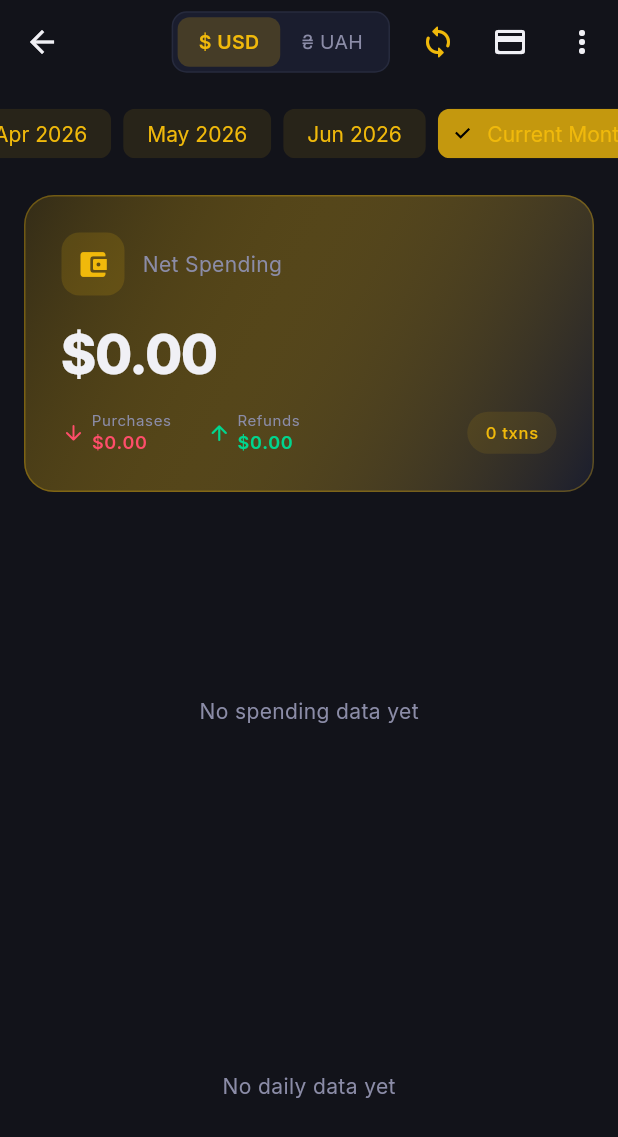
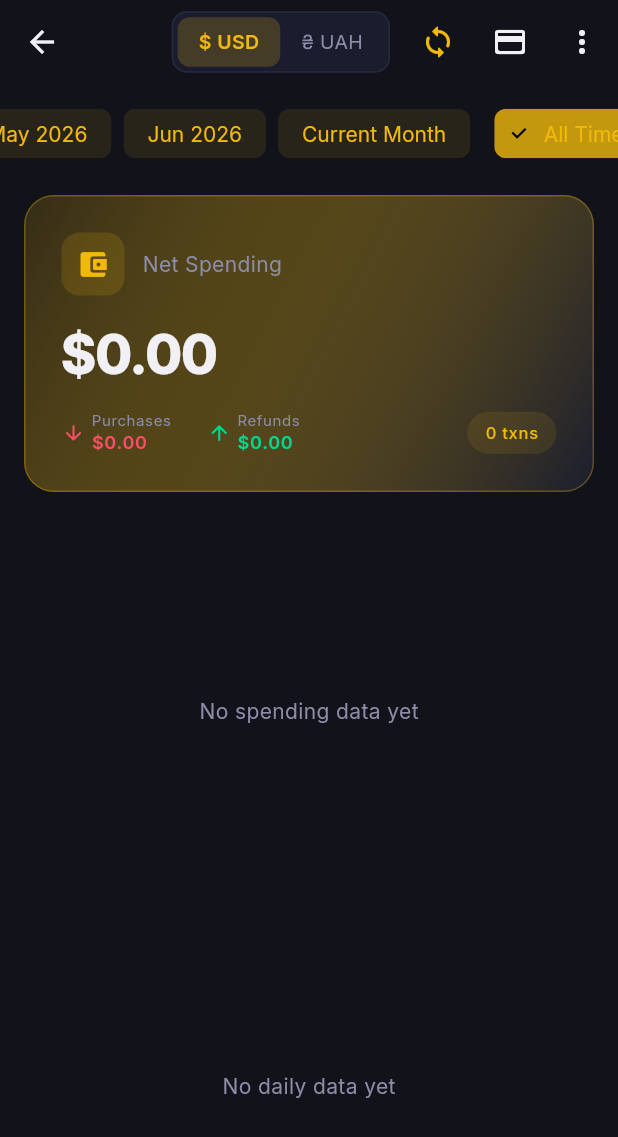
Before and after one commit to ervins324/bybit_card_tracker, a Flutter app: the DashboardScreen screen opened directly, on a phone screen of 412 x 824 dp. Shown: the top 1137 px of the screen. Run offline on Flutter 3.47's test engine with Material 3 defaults, Android fonts, the phone set to English and light mode, and no system bars; our stand-ins replace fl_chart, flutter_riverpod, flutter_secure_storage, google_fonts, hive, hive_flutter; accounts and stored records are empty.

Commit message:
Added logo + all time period

```diff
--- a/lib/presentation/providers/filter_provider.dart
+++ b/lib/presentation/providers/filter_provider.dart
@@ -31,11 +31,9 @@ class DatePeriod {
 
 final selectedPeriodProvider = StateProvider<DatePeriod>((ref) {
   final now = DateTime.now();
-  final startOfMonth = DateTime(now.year, now.month, 1);
-  final endOfMonth = DateTime(now.year, now.month + 1, 0, 23, 59, 59);
   return DatePeriod(
-    start: startOfMonth,
-    end: endOfMonth,
-    label: 'Current Month',
+    start: DateTime(2020),
+    end: DateTime(now.year, now.month, now.day, 23, 59, 59),
+    label: 'All Time',
   );
 });
--- a/lib/presentation/widgets/period_picker.dart
+++ b/lib/presentation/widgets/period_picker.dart
@@ -13,10 +13,17 @@ class PeriodPicker extends ConsumerStatefulWidget {
 class _PeriodPickerState extends ConsumerState<PeriodPicker> {
   late ScrollController _scrollController;
   late List<DatePeriod> _months;
+  late final DatePeriod _allTimePeriod;
 
   @override
   void initState() {
     super.initState();
+    final now = DateTime.now();
+    _allTimePeriod = DatePeriod(
+      start: DateTime(2020),
+      end: DateTime(now.year, now.month, now.day, 23, 59, 59),
+      label: 'All Time',
+    );
     _scrollController = ScrollController();
     _months = _generateMonths();
 
@@ -57,7 +64,7 @@ class _PeriodPickerState extends ConsumerState<PeriodPicker> {
       child: ListView.builder(
         controller: _scrollController,
         scrollDirection: Axis.horizontal,
-        itemCount: _months.length + 1,
+        itemCount: _months.length + 2,
         itemBuilder: (context, index) {
           if (index == 0) {
             return Padding(
@@ -82,11 +89,29 @@ class _PeriodPickerState extends ConsumerState<PeriodPicker> {
               ),
             );
           }
+
+          final isAllTime = index == _months.length + 1;
+          if (isAllTime) {
+            final isSelected = selectedPeriod == _allTimePeriod || selectedPeriod.label == 'All Time';
+            return Padding(
+              padding: const EdgeInsets.only(left: 8, right: 16),
+              child: ChoiceChip(
+                label: const Text('All Time'),
+                selected: isSelected,
+                onSelected: (selected) {
+                  if (selected) {
+                    ref.read(selectedPeriodProvider.notifier).state = _allTimePeriod;
+                  }
+                },
+              ),
+            );
+          }
+
           final period = _months[index - 1];
           final isSelected = selectedPeriod == period;
 
           return Padding(
-            padding: EdgeInsets.only(right: index == _months.length ? 16 : 8),
+            padding: const EdgeInsets.only(right: 8),
             child: ChoiceChip(
               label: Text(period.label),
               selected: isSelected,
--- a/pubspec.yaml
+++ b/pubspec.yaml
@@ -18,6 +18,7 @@ dependencies:
   google_fonts: ^6.2.1
   intl: ^0.20.2
   crypto: ^3.0.6
+  flutter_launcher_icons: ^0.14.4
 
 dev_dependencies:
   flutter_test:
```
Also changed, not shown: flutter_launcher_icons.yaml (added, +25 -0 lines), assets/icon/bybit_card_tracker_logo.png (added), assets/icon/bybit_card_tracker_logo_transparent.png (added), pubspec.lock, 41 other files.
